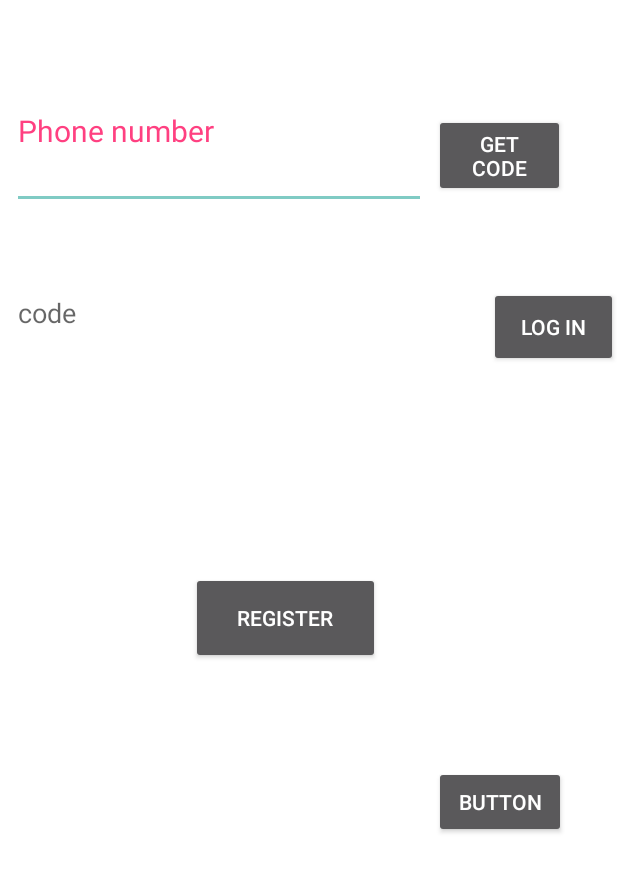
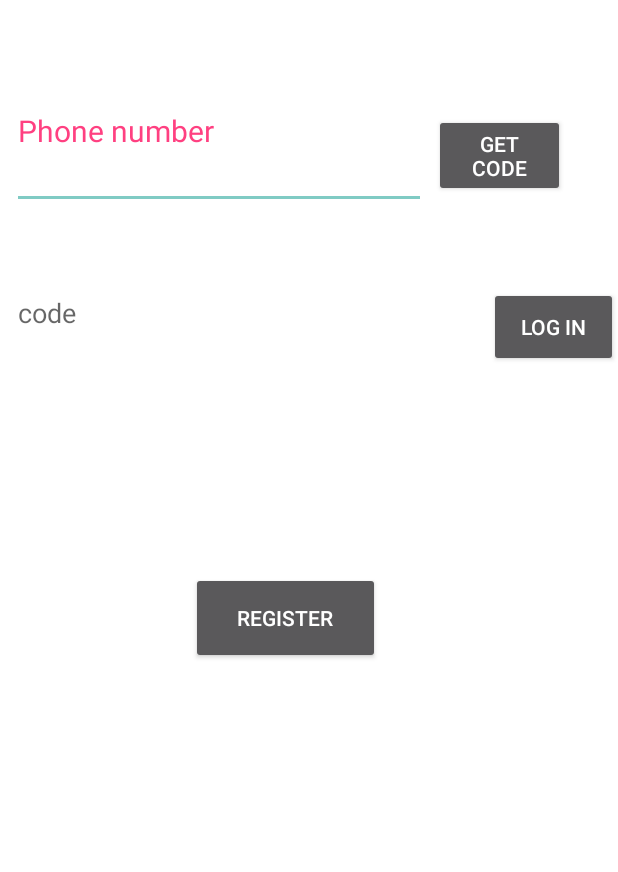
Before and after one commit to hunorfulop/ProjectSoftver, an Android app: the screen it shows after launch (LoginActivity), on a phone screen of 412 x 824 dp. Shown: the top 872 px of the screen. Run offline under Robolectric (Android 15) with nearby library versions, the phone set to English and light mode, and no system bars; our stand-ins replace Firebase (no records; nobody signed in at launch, a user with empty details on screens opened directly).

Commit message:
Removing testing button

```diff
--- a/app/src/main/java/com/example/huni/weekendplaner/Login/LoginActivity.java
+++ b/app/src/main/java/com/example/huni/weekendplaner/Login/LoginActivity.java
@@ -55,17 +55,13 @@ public class  LoginActivity extends AppCompatActivity {
         editTextPhonenumber = findViewById(R.id.phoneNumber_editText);
         editTextCode = findViewById(R.id.code_editText);
 
-        findViewById(R.id.Main_creen).setOnClickListener(new View.OnClickListener() {
-            @Override
-            public void onClick(View view) {
-                startActivity(new Intent(getApplicationContext(),MainActivity.class));
-            }
-        });
+        findViewById(R.id.Main_creen).setVisibility(View.GONE);
 
         //Login button OnClickListener
         findViewById(R.id.login_register_button).setOnClickListener(new View.OnClickListener() {
             @Override
             public void onClick(View v) {
+
                 startActivity(new Intent(getApplicationContext(), RegisterActivity.class));
                 }
         });
--- a/app/src/main/java/com/example/huni/weekendplaner/Login/RegisterActivity.java
+++ b/app/src/main/java/com/example/huni/weekendplaner/Login/RegisterActivity.java
@@ -86,7 +86,6 @@ public class RegisterActivity extends AppCompatActivity {
         User user = new User(phonenumber.getText().toString(),lastname.getText().toString(),firstname.getText().toString(),"sadas",arrayList,false);
         //We inset the new user into the datbase
         ref.child(user.getPhonenumber()).setValue(user);
-        System.out.println("TAGfasz "+ ref);
 
         //We notify the user that the registration was succssefull
         Toast.makeText(RegisterActivity.this,"Registered succssefuly",Toast.LENGTH_LONG).show();
--- a/app/src/main/java/com/example/huni/weekendplaner/Main/MainActivity.java
+++ b/app/src/main/java/com/example/huni/weekendplaner/Main/MainActivity.java
@@ -88,6 +88,7 @@ public class MainActivity extends AppCompatActivity implements NavigationView.On
                     Upload upload = postSnapshot.getValue(Upload.class);
                     if(Objects.equals(s, postSnapshot.getKey())){
                         setProfilePicture(upload.getmImageUrl());
+                        System.out.println("TAG771 set profile pic: \t");
                     }
                 }
             }
--- a/app/src/main/java/com/example/huni/weekendplaner/Sidebar/ProfilActivity.java
+++ b/app/src/main/java/com/example/huni/weekendplaner/Sidebar/ProfilActivity.java
@@ -21,6 +21,7 @@ import com.bumptech.glide.Glide;
 import com.bumptech.glide.request.RequestOptions;
 import com.example.huni.weekendplaner.Login.User;
 import com.example.huni.weekendplaner.Main.ListDataEvent;
+import com.example.huni.weekendplaner.Main.MainActivity;
 import com.example.huni.weekendplaner.R;
 import com.google.android.gms.tasks.Continuation;
 import com.google.android.gms.tasks.OnCompleteListener;
@@ -116,6 +117,7 @@ public class ProfilActivity extends AppCompatActivity {
         upload.setOnClickListener(new View.OnClickListener() {
             @Override
             public void onClick(View view) {
+                Toast.makeText(ProfilActivity.this, "Starting upload ", Toast.LENGTH_SHORT).show();
                 uploadFile();
             }
         });
@@ -176,11 +178,13 @@ public class ProfilActivity extends AppCompatActivity {
                 @Override
                 public void onComplete(@NonNull Task<Uri> task) {
                     if(task.isSuccessful()){
+                        Toast.makeText(ProfilActivity.this, "Upload successful: ", Toast.LENGTH_SHORT).show();
                         Uri downloadUri = task.getResult();
                         System.out.println("TAG771 profile pic: \t" + downloadUri.toString());
                         Upload upload = new Upload(profil_file_name.getText().toString().trim(),
                                 downloadUri.toString());
                         mDatabaseref.child(user_number).setValue(upload);
+                        startActivity(new Intent(getApplicationContext(),MainActivity.class));
                     }else
                     {
                         Toast.makeText(ProfilActivity.this, "upload failed: " + task.getException(), Toast.LENGTH_SHORT).show();
```
